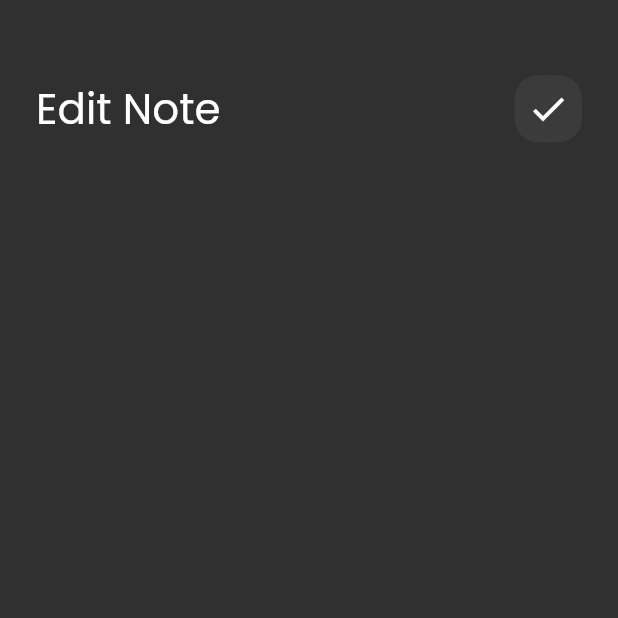
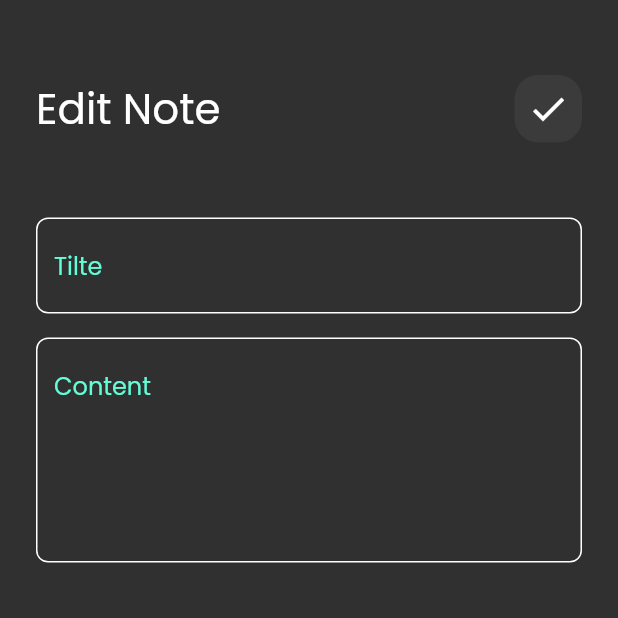
Before and after one commit to YoussefM50/notes_app_hive, a Flutter app: the EditNotesView screen opened directly, on a phone screen of 412 x 824 dp, the top half of it. Run offline on Flutter 3.47's test engine with Material 2 defaults, Android fonts, the phone set to English and light mode, and no system bars; our stand-ins replace font_awesome_flutter.

Commit message:
edit note view ui done

```diff
--- a/lib/views/widgets/notes_edit_view_body.dart
+++ b/lib/views/widgets/notes_edit_view_body.dart
@@ -1,5 +1,6 @@
 import 'package:flutter/material.dart';
 import 'package:notes_app_hive/views/widgets/custom_app_bar.dart';
+import 'package:notes_app_hive/views/widgets/custom_text_fielsd.dart';
 
 class EditNoteViewBody extends StatelessWidget {
   const EditNoteViewBody({super.key});
@@ -13,7 +14,18 @@ class EditNoteViewBody extends StatelessWidget {
           SizedBox(
             height: 50,
           ),
-          CustomAppBAr(appbarTitle: 'Edit Note', icon: Icons.check)
+          CustomAppBAr(appbarTitle: 'Edit Note', icon: Icons.check),
+          SizedBox(
+            height: 50,
+          ),
+          CustomTextField(title: 'Tilte'),
+          SizedBox(
+            height: 16,
+          ),
+          CustomTextField(
+            title: 'Content',
+            maxlines: 5,
+          )
         ],
       ),
     );
```
